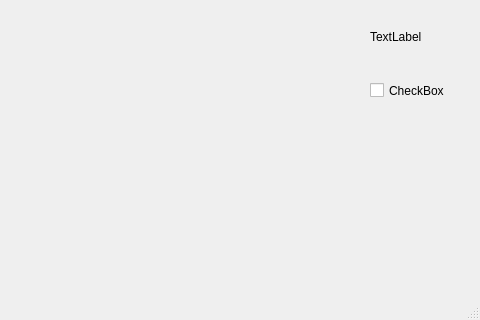
Before: the Qt Designer form mainwindow.ui in DDholder/GoBang, drawn with Qt 5; both pictures show x 280 to 760 and y 376 to 696 of the 760 by 696 pixel window.
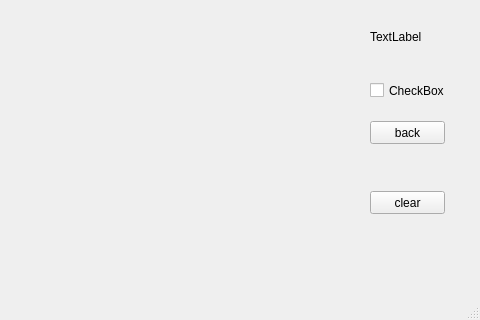
After: the same form once the commit is applied. Custom widgets are drawn as their Qt base class.

```diff
--- a/mainwindow.ui
+++ b/mainwindow.ui
@@ -63,6 +63,32 @@
      <string>CheckBox</string>
     </property>
    </widget>
+   <widget class="QPushButton" name="pushButton_2">
+    <property name="geometry">
+     <rect>
+      <x>650</x>
+      <y>480</y>
+      <width>75</width>
+      <height>23</height>
+     </rect>
+    </property>
+    <property name="text">
+     <string>back</string>
+    </property>
+   </widget>
+   <widget class="QPushButton" name="pushButton_3">
+    <property name="geometry">
+     <rect>
+      <x>650</x>
+      <y>550</y>
+      <width>75</width>
+      <height>23</height>
+     </rect>
+    </property>
+    <property name="text">
+     <string>clear</string>
+    </property>
+   </widget>
   </widget>
   <widget class="QMenuBar" name="menuBar">
    <property name="geometry">
```
Left out of the diff: 2 changed lines with no effect on the pictures.
